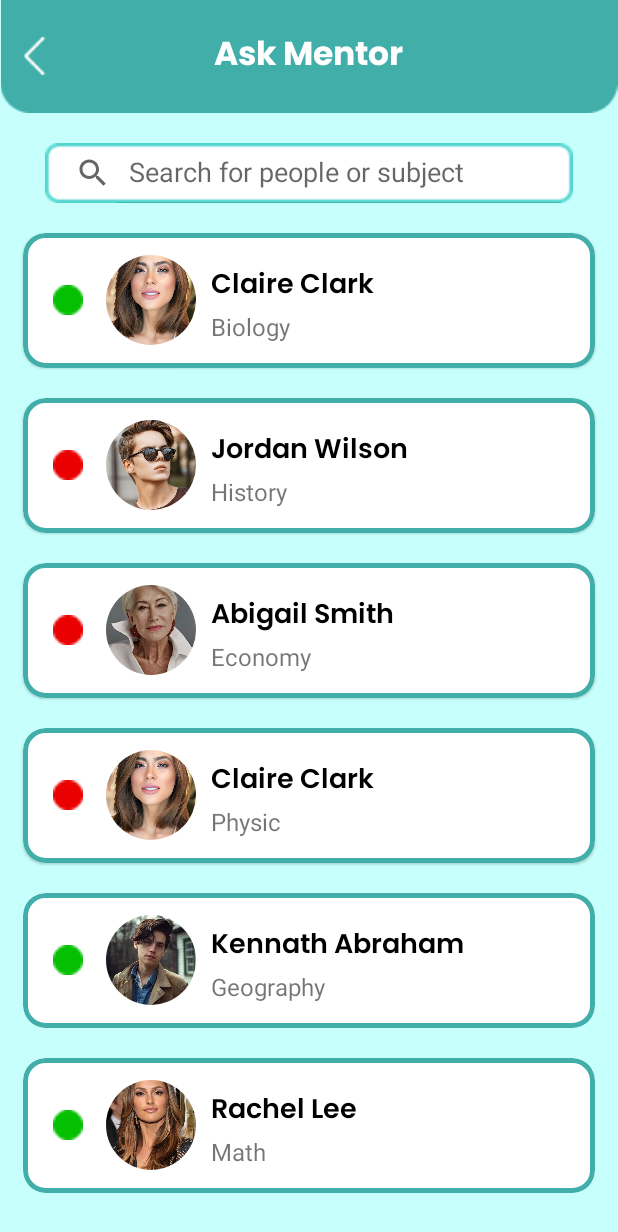
After one commit to priyankauzlah/OdakApp, an Android app: the MentorActivity screen opened directly, with no data from a screen before it, on a phone screen of 412 x 824 dp. The commit adds this screen. Shown: the top 1232 px of the screen. Run offline under Robolectric (Android 15) with nearby library versions, the phone set to English and light mode, and no system bars; our stand-ins replace CircleImageView.

Commit message:
Ask Mentor layouting, asset input draweble

```diff
--- a/app/src/main/AndroidManifest.xml
+++ b/app/src/main/AndroidManifest.xml
@@ -9,7 +9,8 @@
         android:roundIcon="@mipmap/ic_launcher_round"
         android:supportsRtl="true"
         android:theme="@style/Theme.OdakApp">
-        <activity android:name=".RegisterActivity"></activity>
+        <activity android:name=".MentorActivity"></activity>
+        <activity android:name=".RegisterActivity" />
         <activity android:name=".LoginActivity" />
         <activity android:name=".MainActivity" />
         <activity android:name=".SplashActivity">
--- a/app/src/main/java/com/kei/odakapp/ChatFragment.kt
+++ b/app/src/main/java/com/kei/odakapp/ChatFragment.kt
@@ -6,26 +6,11 @@ import android.view.LayoutInflater
 import android.view.View
 import android.view.ViewGroup
 
-// TODO: Rename parameter arguments, choose names that match
-// the fragment initialization parameters, e.g. ARG_ITEM_NUMBER
-private const val ARG_PARAM1 = "param1"
-private const val ARG_PARAM2 = "param2"
-
-/**
- * A simple [Fragment] subclass.
- * Use the [ChatFragment.newInstance] factory method to
- * create an instance of this fragment.
- */
 class ChatFragment : Fragment() {
-    // TODO: Rename and change types of parameters
-    private var param1: String? = null
-    private var param2: String? = null
 
     override fun onCreate(savedInstanceState: Bundle?) {
         super.onCreate(savedInstanceState)
         arguments?.let {
-            param1 = it.getString(ARG_PARAM1)
-            param2 = it.getString(ARG_PARAM2)
         }
     }
 
@@ -38,22 +23,5 @@ class ChatFragment : Fragment() {
     }
 
     companion object {
-        /**
-         * Use this factory method to create a new instance of
-         * this fragment using the provided parameters.
-         *
-         * @param param1 Parameter 1.
-         * @param param2 Parameter 2.
-         * @return A new instance of fragment ChatFragment.
-         */
-        // TODO: Rename and change types and number of parameters
-        @JvmStatic
-        fun newInstance(param1: String, param2: String) =
-            ChatFragment().apply {
-                arguments = Bundle().apply {
-                    putString(ARG_PARAM1, param1)
-                    putString(ARG_PARAM2, param2)
-                }
-            }
     }
 }
--- /dev/null
+++ b/app/src/main/java/com/kei/odakapp/MentorActivity.kt
@@ -0,0 +1,12 @@
+package com.kei.odakapp
+
+import androidx.appcompat.app.AppCompatActivity
+import android.os.Bundle
+
+class MentorActivity : AppCompatActivity() {
+    override fun onCreate(savedInstanceState: Bundle?) {
+        super.onCreate(savedInstanceState)
+        setContentView(R.layout.activity_mentor)
+        supportActionBar?.hide()
+    }
+}
--- a/app/src/main/java/com/kei/odakapp/TimerFragment.kt
+++ b/app/src/main/java/com/kei/odakapp/TimerFragment.kt
@@ -6,26 +6,11 @@ import android.view.LayoutInflater
 import android.view.View
 import android.view.ViewGroup
 
-// TODO: Rename parameter arguments, choose names that match
-// the fragment initialization parameters, e.g. ARG_ITEM_NUMBER
-private const val ARG_PARAM1 = "param1"
-private const val ARG_PARAM2 = "param2"
-
-/**
- * A simple [Fragment] subclass.
- * Use the [TimerFragment.newInstance] factory method to
- * create an instance of this fragment.
- */
 class TimerFragment : Fragment() {
-    // TODO: Rename and change types of parameters
-    private var param1: String? = null
-    private var param2: String? = null
-
     override fun onCreate(savedInstanceState: Bundle?) {
         super.onCreate(savedInstanceState)
         arguments?.let {
-            param1 = it.getString(ARG_PARAM1)
-            param2 = it.getString(ARG_PARAM2)
+
         }
     }
 
@@ -38,22 +23,6 @@ class TimerFragment : Fragment() {
     }
 
     companion object {
-        /**
-         * Use this factory method to create a new instance of
-         * this fragment using the provided parameters.
-         *
-         * @param param1 Parameter 1.
-         * @param param2 Parameter 2.
-         * @return A new instance of fragment TimerFragment.
-         */
-        // TODO: Rename and change types and number of parameters
-        @JvmStatic
-        fun newInstance(param1: String, param2: String) =
-            TimerFragment().apply {
-                arguments = Bundle().apply {
-                    putString(ARG_PARAM1, param1)
-                    putString(ARG_PARAM2, param2)
-                }
-            }
+
     }
 }
--- /dev/null
+++ b/app/src/main/res/layout/activity_mentor.xml
@@ -0,0 +1,379 @@
+<?xml version="1.0" encoding="utf-8"?>
+<ScrollView
+    xmlns:android="http://schemas.android.com/apk/res/android"
+    xmlns:app="http://schemas.android.com/apk/res-auto"
+    xmlns:tools="http://schemas.android.com/tools"
+    android:layout_width="match_parent"
+    android:layout_height="match_parent"
+    android:background="@color/background_color"
+    tools:context=".MentorActivity"
+    >
+    <LinearLayout
+        android:layout_width="match_parent"
+        android:layout_height="wrap_content"
+        android:orientation="vertical">
+    <RelativeLayout
+        android:id="@+id/rl_top_mentor"
+        android:layout_width="match_parent"
+        android:layout_height="wrap_content">
+        <ImageView
+            android:id="@+id/iv_back_top_mentor"
+            android:layout_width="match_parent"
+            android:layout_height="wrap_content"
+            android:src="@drawable/background_rectangle_small"
+            />
+        <TextView
+            android:id="@+id/tv_ask_mentor"
+            android:layout_width="wrap_content"
+            android:layout_height="wrap_content"
+            android:text="@string/txt_ask_mentor"
+            android:textSize="@dimen/_22sp"
+            android:textColor="@color/white"
+            android:fontFamily="@font/poppins_bold"
+            android:layout_centerInParent="true"
+            />
+        <ImageView
+            android:id="@+id/iv_arrow_back_mentor"
+            android:layout_width="wrap_content"
+            android:layout_height="wrap_content"
+            android:src="@drawable/arrow_back"
+            android:layout_centerVertical="true"
+            android:layout_marginStart="@dimen/_10dp"
+            />
+    </RelativeLayout>
+    <SearchView
+        android:id="@+id/sv_mentor"
+        android:layout_width="match_parent"
+        android:layout_height="@dimen/_40dp"
+        android:background="@drawable/search_background"
+        android:layout_marginTop="@dimen/_20dp"
+        android:layout_marginHorizontal="@dimen/_30dp"
+        android:iconifiedByDefault="false"
+        android:queryHint="@string/txt_search_hint"
+        />
+        <com.google.android.material.card.MaterialCardView
+            android:id="@+id/cv_claire_mentor"
+            android:layout_width="match_parent"
+            android:layout_height="@dimen/_90dp"
+            app:cardCornerRadius="@dimen/_15dp"
+            app:strokeWidth="@dimen/_3dp"
+            app:strokeColor="@color/main_color"
+            android:layout_marginTop="@dimen/_20dp"
+            android:layout_marginHorizontal="@dimen/_15dp"
+            >
+            <RelativeLayout
+                android:layout_width="match_parent"
+                android:layout_height="match_parent">
+                <ImageView
+                    android:id="@+id/iv_online_one"
+                    android:layout_width="@dimen/_20dp"
+                    android:layout_height="20dp"
+                    android:src="@drawable/online_icon"
+                    android:layout_centerVertical="true"
+                    android:layout_marginStart="@dimen/_20dp"
+                    />
+                <de.hdodenhof.circleimageview.CircleImageView
+                    android:id="@+id/iv_claire_mentor"
+                    android:layout_width="@dimen/_60dp"
+                    android:layout_height="@dimen/_60dp"
+                    android:src="@drawable/claire_clark"
+                    android:layout_toEndOf="@id/iv_online_one"
+                    android:layout_centerVertical="true"
+                    android:layout_marginStart="@dimen/_15dp"
+                    />
+                <TextView
+                    android:id="@+id/tv_claire_mentor"
+                    android:layout_width="wrap_content"
+                    android:layout_height="wrap_content"
+                    android:text="@string/txt_claire_clark"
+                    android:textSize="@dimen/_18sp"
+                    android:layout_toEndOf="@id/iv_claire_mentor"
+                    android:layout_marginTop="@dimen/_20dp"
+                    android:fontFamily="@font/poppins_semibold"
+                    android:layout_marginStart="@dimen/_10dp"
+                    android:textColor="@color/black"
+                    />
+                <TextView
+                    android:id="@+id/tv_class_claire_profile"
+                    android:layout_width="wrap_content"
+                    android:layout_height="wrap_content"
+                    android:text="@string/txt_biology"
+                    android:textSize="@dimen/_16sp"
+                    android:layout_marginStart="@dimen/_10dp"
+                    android:layout_toEndOf="@id/iv_claire_mentor"
+                    android:layout_below="@id/tv_claire_mentor"
+                    />
+            </RelativeLayout>
+        </com.google.android.material.card.MaterialCardView>
+        <com.google.android.material.card.MaterialCardView
+            android:id="@+id/cv_jordan_mentor"
+            android:layout_width="match_parent"
+            android:layout_height="@dimen/_90dp"
+            app:cardCornerRadius="@dimen/_15dp"
+            app:strokeWidth="@dimen/_3dp"
+            app:strokeColor="@color/main_color"
+            android:layout_marginTop="@dimen/_20dp"
+            android:layout_marginHorizontal="@dimen/_15dp"
+            >
+            <RelativeLayout
+                android:layout_width="match_parent"
+                android:layout_height="match_parent">
+                <ImageView
+                    android:id="@+id/iv_offline_one"
+                    android:layout_width="@dimen/_20dp"
+                    android:layout_height="20dp"
+                    android:src="@drawable/offline_icon"
+                    android:layout_centerVertical="true"
+                    android:layout_marginStart="@dimen/_20dp"
+                    />
+                <de.hdodenhof.circleimageview.CircleImageView
+                    android:id="@+id/iv_jordan_mentor"
+                    android:layout_width="@dimen/_60dp"
+                    android:layout_height="@dimen/_60dp"
+                    android:src="@drawable/jordan_wilson"
+                    android:layout_toEndOf="@id/iv_offline_one"
+                    android:layout_centerVertical="true"
+                    android:layout_marginStart="@dimen/_15dp"
+                    />
+                <TextView
+                    android:id="@+id/tv_jordan_mentor"
+                    android:layout_width="wrap_content"
+                    android:layout_height="wrap_content"
+                    android:text="@string/txtjordan_wilson"
+                    android:textSize="@dimen/_18sp"
+                    android:layout_toEndOf="@id/iv_jordan_mentor"
+                    android:layout_marginTop="@dimen/_20dp"
+                    android:fontFamily="@font/poppins_semibold"
+                    android:layout_marginStart="@dimen/_10dp"
+                    android:textColor="@color/black"
+                    />
+                <TextView
+                    android:id="@+id/tv_class_jordan_profile"
+                    android:layout_width="wrap_content"
+                    android:layout_height="wrap_content"
+                    android:text="@string/txt_history"
+                    android:textSize="@dimen/_16sp"
+                    android:layout_marginStart="@dimen/_10dp"
+                    android:layout_toEndOf="@id/iv_jordan_mentor"
+                    android:layout_below="@id/tv_jordan_mentor"
+                    />
+            </RelativeLayout>
+        </com.google.android.material.card.MaterialCardView>
+        <com.google.android.material.card.MaterialCardView
+            android:id="@+id/cv_abigail_mentor"
+            android:layout_width="match_parent"
+            android:layout_height="@dimen/_90dp"
+            app:cardCornerRadius="@dimen/_15dp"
+            app:strokeWidth="@dimen/_3dp"
+            app:strokeColor="@color/main_color"
+            android:layout_marginTop="@dimen/_20dp"
+            android:layout_marginHorizontal="@dimen/_15dp"
+            >
+            <RelativeLayout
+                android:layout_width="match_parent"
+                android:layout_height="match_parent">
+                <ImageView
+                    android:id="@+id/iv_offline_two"
+                    android:layout_width="@dimen/_20dp"
+                    android:layout_height="20dp"
+                    android:src="@drawable/offline_icon"
+                    android:layout_centerVertical="true"
+                    android:layout_marginStart="@dimen/_20dp"
+                    />
+                <de.hdodenhof.circleimageview.CircleImageView
+                    android:id="@+id/iv_abigail_mentor"
+                    android:layout_width="@dimen/_60dp"
+                    android:layout_height="@dimen/_60dp"
+                    android:src="@drawable/abgail_smith"
+                    android:layout_toEndOf="@id/iv_offline_two"
+                    android:layout_centerVertical="true"
+                    android:layout_marginStart="@dimen/_15dp"
+                    />
+                <TextView
+                    android:id="@+id/tv_abigail_mentor"
+                    android:layout_width="wrap_content"
+                    android:layout_height="wrap_content"
+                    android:text="@string/txt_abigail_smith"
+                    android:textSize="@dimen/_18sp"
+                    android:layout_toEndOf="@id/iv_abigail_mentor"
+                    android:layout_marginTop="@dimen/_20dp"
+                    android:fontFamily="@font/poppins_semibold"
+                    android:layout_marginStart="@dimen/_10dp"
+                    android:textColor="@color/black"
+                    />
+                <TextView
+                    android:id="@+id/tv_class_abigail_profile"
+                    android:layout_width="wrap_content"
+                    android:layout_height="wrap_content"
+                    android:text="@string/txt_economy"
+                    android:textSize="@dimen/_16sp"
+                    android:layout_marginStart="@dimen/_10dp"
+                    android:layout_toEndOf="@id/iv_abigail_mentor"
+                    android:layout_below="@id/tv_abigail_mentor"
+                    />
+            </RelativeLayout>
+        </com.google.android.material.card.MaterialCardView>
+        <com.google.android.material.card.MaterialCardView
+            android:id="@+id/cv_sharon_mentor"
+            android:layout_width="match_parent"
+            android:layout_height="@dimen/_90dp"
+            app:cardCornerRadius="@dimen/_15dp"
+            app:strokeWidth="@dimen/_3dp"
+            app:strokeColor="@color/main_color"
+            android:layout_marginTop="@dimen/_20dp"
+            android:layout_marginHorizontal="@dimen/_15dp"
+            >
+            <RelativeLayout
+                android:layout_width="match_parent"
+                android:layout_height="match_parent">
+                <ImageView
+                    android:id="@+id/iv_offline_three"
+                    android:layout_width="@dimen/_20dp"
+                    android:layout_height="20dp"
+                    android:src="@drawable/offline_icon"
+                    android:layout_centerVertical="true"
+                    android:layout_marginStart="@dimen/_20dp"
+                    />
+                <de.hdodenhof.circleimageview.CircleImageView
+                    android:id="@+id/iv_sharon_mentor"
+                    android:layout_width="@dimen/_60dp"
+                    android:layout_height="@dimen/_60dp"
+                    android:src="@drawable/claire_clark"
+                    android:layout_toEndOf="@id/iv_offline_three"
+                    android:layout_centerVertical="true"
+                    android:layout_marginStart="@dimen/_15dp"
+                    />
+                <TextView
+                    android:id="@+id/tv_sharon_mentor"
+                    android:layout_width="wrap_content"
+                    android:layout_height="wrap_content"
+                    android:text="@string/txt_claire_clark"
+                    android:textSize="@dimen/_18sp"
+                    android:layout_toEndOf="@id/iv_sharon_mentor"
+                    android:layout_marginTop="@dimen/_20dp"
+                    android:fontFamily="@font/poppins_semibold"
+                    android:layout_marginStart="@dimen/_10dp"
+                    android:textColor="@color/black"
+                    />
+                <TextView
+                    android:id="@+id/tv_class_sharon_profile"
+                    android:layout_width="wrap_content"
+                    android:layout_height="wrap_content"
+                    android:text="@string/txt_physic"
+                    android:textSize="@dimen/_16sp"
+                    android:layout_marginStart="@dimen/_10dp"
+                    android:layout_toEndOf="@id/iv_sharon_mentor"
+                    android:layout_below="@id/tv_sharon_mentor"
+                    />
+            </RelativeLayout>
+        </com.google.android.material.card.MaterialCardView>
+        <com.google.android.material.card.MaterialCardView
+            android:id="@+id/cv_kennath_mentor"
+            android:layout_width="match_parent"
+            android:layout_height="@dimen/_90dp"
+            app:cardCornerRadius="@dimen/_15dp"
+            app:strokeWidth="@dimen/_3dp"
+            app:strokeColor="@color/main_color"
+            android:layout_marginTop="@dimen/_20dp"
+            android:layout_marginHorizontal="@dimen/_15dp"
+            >
+            <RelativeLayout
+                android:layout_width="match_parent"
+                android:layout_height="match_parent">
+                <ImageView
+                    android:id="@+id/iv_online_two"
+                    android:layout_width="@dimen/_20dp"
+                    android:layout_height="20dp"
+                    android:src="@drawable/online_icon"
+                    android:layout_centerVertical="true"
+                    android:layout_marginStart="@dimen/_20dp"
+                    />
+                <de.hdodenhof.circleimageview.CircleImageView
+                    android:id="@+id/iv_kennath_mentor"
+                    android:layout_width="@dimen/_60dp"
+                    android:layout_height="@dimen/_60dp"
+                    android:src="@drawable/kennath_abraham"
+                    android:layout_toEndOf="@id/iv_online_two"
+                    android:layout_centerVertical="true"
+                    android:layout_marginStart="@dimen/_15dp"
+                    />
+                <TextView
+                    android:id="@+id/tv_kennath_mentor"
+                    android:layout_width="wrap_content"
+                    android:layout_height="wrap_content"
+                    android:text="@string/txt_kennath_abraham"
+                    android:textSize="@dimen/_18sp"
+                    android:layout_toEndOf="@id/iv_kennath_mentor"
+                    android:layout_marginTop="@dimen/_20dp"
+                    android:fontFamily="@font/poppins_semibold"
+                    android:layout_marginStart="@dimen/_10dp"
+                    android:textColor="@color/black"
+                    />
+                <TextView
+                    android:id="@+id/tv_class_kennath_profile"
+                    android:layout_width="wrap_content"
+                    android:layout_height="wrap_content"
+                    android:text="@string/txt_geography"
+                    android:textSize="@dimen/_16sp"
+                    android:layout_marginStart="@dimen/_10dp"
+                    android:layout_toEndOf="@id/iv_kennath_mentor"
+                    android:layout_below="@id/tv_kennath_mentor"
+                    />
+            </RelativeLayout>
+        </com.google.android.material.card.MaterialCardView>
+        <com.google.android.material.card.MaterialCardView
+            android:id="@+id/cv_rachel_mentor"
+            android:layout_width="match_parent"
+            android:layout_height="@dimen/_90dp"
+            app:cardCornerRadius="@dimen/_15dp"
+            app:strokeWidth="@dimen/_3dp"
+            app:strokeColor="@color/main_color"
+            android:layout_marginTop="@dimen/_20dp"
+            android:layout_marginHorizontal="@dimen/_15dp"
+            >
+            <RelativeLayout
+                android:layout_width="match_parent"
+                android:layout_height="match_parent">
+                <ImageView
+                    android:id="@+id/iv_online_three"
+                    android:layout_width="@dimen/_20dp"
+                    android:layout_height="20dp"
+                    android:src="@drawable/online_icon"
+                    android:layout_centerVertical="true"
+                    android:layout_marginStart="@dimen/_20dp"
+                    />
+                <de.hdodenhof.circleimageview.CircleImageView
+                    android:id="@+id/iv_rachel_mentor"
+                    android:layout_width="@dimen/_60dp"
+                    android:layout_height="@dimen/_60dp"
+                    android:src="@drawable/rachel_lee"
+                    android:layout_toEndOf="@id/iv_online_three"
+                    android:layout_centerVertical="true"
+                    android:layout_marginStart="@dimen/_15dp"
+                    />
+                <TextView
+                    android:id="@+id/tv_rachel_mentor"
+                    android:layout_width="wrap_content"
+                    android:layout_height="wrap_content"
+                    android:text="@string/txt_rachel_lee"
+                    android:textSize="@dimen/_18sp"
+                    android:layout_toEndOf="@id/iv_rachel_mentor"
+                    android:layout_marginTop="@dimen/_20dp"
+                    android:fontFamily="@font/poppins_semibold"
+                    android:layout_marginStart="@dimen/_10dp"
+                    android:textColor="@color/black"
+                    />
+                <TextView
+                    android:id="@+id/tv_class_rachel_profile"
+                    android:layout_width="wrap_content"
+                    android:layout_height="wrap_content"
+                    android:text="@string/txt_math"
+                    android:textSize="@dimen/_16sp"
+                    android:layout_marginStart="@dimen/_10dp"
+                    android:layout_toEndOf="@id/iv_rachel_mentor"
+                    android:layout_below="@id/tv_rachel_mentor"
+                    />
+            </RelativeLayout>
+        </com.google.android.material.card.MaterialCardView>
+    </LinearLayout>
+</ScrollView>
--- a/app/src/main/res/layout/fragment_profile.xml
+++ b/app/src/main/res/layout/fragment_profile.xml
@@ -183,6 +183,15 @@
                     android:fontFamily="@font/poppins_semibold"
                     />
             </LinearLayout>
+            <View
+                android:id="@+id/view_six_profile"
+                android:layout_width="1dp"
+                android:layout_height="100dp"
+                android:layout_below="@id/view_two_profile"
+                android:layout_toEndOf="@id/ll_average_time_profile"
+                android:background="@color/main_color"
+                android:layout_marginStart="@dimen/_30dp"
+                />
             <LinearLayout
                 android:id="@+id/ll_highest_time_profile"
                 android:layout_width="wrap_content"
@@ -215,8 +224,7 @@
                 android:id="@+id/view_three_profile"
                 android:layout_width="match_parent"
                 android:layout_height="@dimen/_1dp"
-                android:layout_below="@id/ll_highest_time_profile"
-                android:layout_marginTop="@dimen/_5dp"
+                android:layout_below="@id/view_six_profile"
                 android:background="@color/main_color"
                 android:layout_marginHorizontal="@dimen/_10dp"
                 />
--- a/app/src/main/res/values/colors.xml
+++ b/app/src/main/res/values/colors.xml
@@ -1,6 +1,7 @@
 <?xml version="1.0" encoding="utf-8"?>
 <resources>
     <color name="main_color">#41AEA9</color>
+    <color name="background_color">#C6FFFC</color>
     <color name="purple_200">#FFBB86FC</color>
     <color name="purple_500">#FF6200EE</color>
     <color name="purple_700">#FF3700B3</color>
--- a/app/src/main/res/values/dimens.xml
+++ b/app/src/main/res/values/dimens.xml
@@ -30,4 +30,8 @@
     <dimen name="_55dp">55dp</dimen>
     <dimen name="_25sp">25sp</dimen>
     <dimen name="_25dp">25dp</dimen>
+    <dimen name="_2dp">2dp</dimen>
+    <dimen name="_90dp">90dp</dimen>
+    <dimen name="_23dp">23dp</dimen>
+    <dimen name="_3dp">3dp</dimen>
 </resources>
--- a/app/src/main/res/values/strings.xml
+++ b/app/src/main/res/values/strings.xml
@@ -44,4 +44,17 @@
     <string name="txt_total_study_time">Total Study Time</string>
     <string name="txt_settings">Settings</string>
     <string name="txt_log_out">Log Out</string>
+    <string name="txt_ask_mentor">Ask Mentor</string>
+    <string name="txt_search_hint">Search for people or subject</string>
+    <string name="txt_claire_clark">Claire Clark</string>
+    <string name="txt_biology">Biology</string>
+    <string name="txtjordan_wilson">Jordan Wilson</string>
+    <string name="txt_history">History</string>
+    <string name="txt_abigail_smith">Abigail Smith</string>
+    <string name="txt_economy">Economy</string>
+    <string name="txt_physic">Physic</string>
+    <string name="txt_geography">Geography</string>
+    <string name="txt_kennath_abraham">Kennath Abraham</string>
+    <string name="txt_rachel_lee">Rachel Lee</string>
+    <string name="txt_math">Math</string>
 </resources>
```
Also changed, not shown: app/src/main/res/drawable/abgail_smith.jpg (added), app/src/main/res/drawable/arrow_back.png (added), app/src/main/res/drawable/card_mentor_background.png (added), app/src/main/res/drawable/claire_clark.jpg (added), app/src/main/res/drawable/jordan_wilson.jpg (added), app/src/main/res/drawable/kennath_abraham.jpg (added), app/src/main/res/drawable/offline_icon.png (added), app/src/main/res/drawable/online_icon.png (added), app/src/main/res/drawable/rachel_lee.jpg (added), app/src/main/res/drawable/search_background.png (added).
